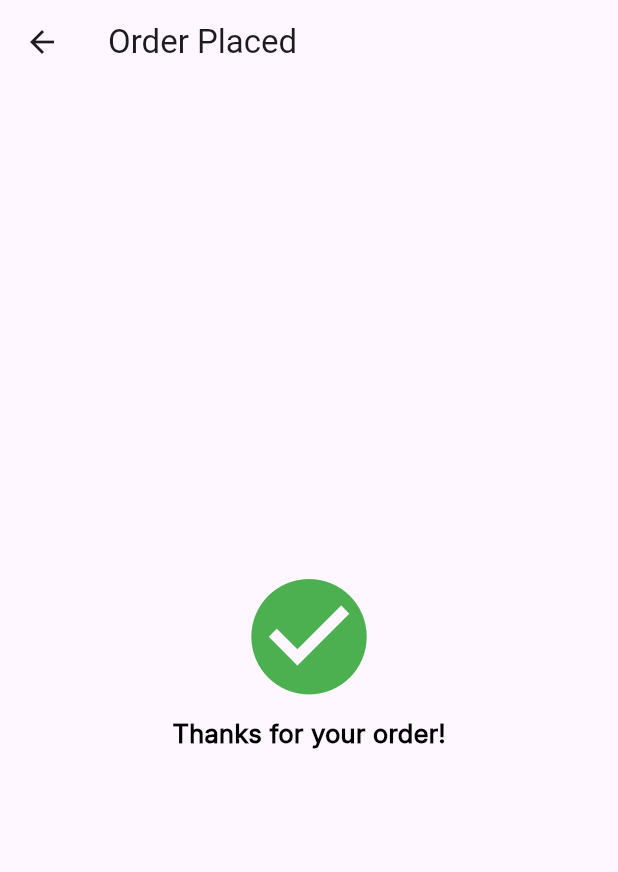
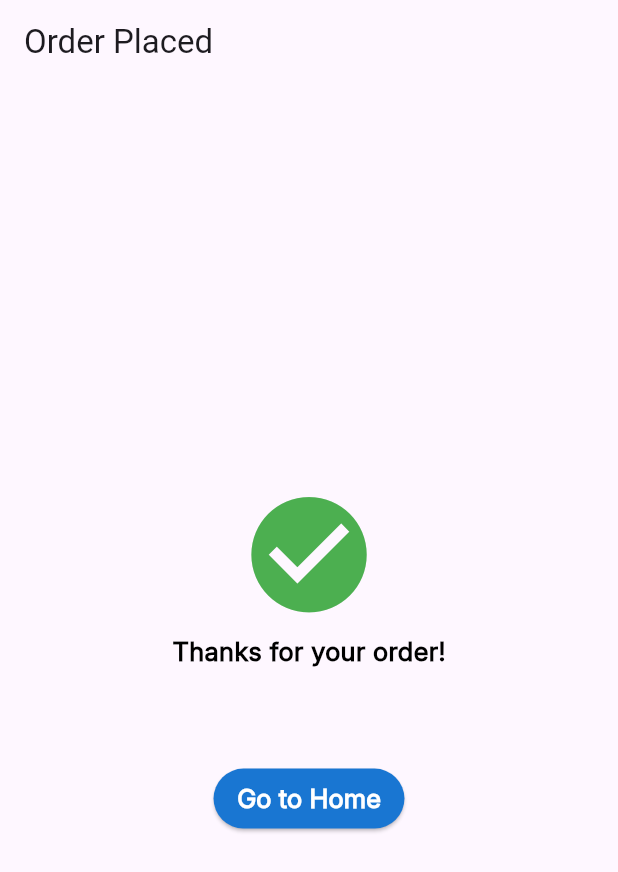
Before and after one commit to Remsha-irfan/shopping_cart, a Flutter app: the OrderConfirmationScreen screen opened by its route, on a phone screen of 412 x 824 dp. Shown: the top 872 px of the screen. Run offline on Flutter 3.47's test engine with Material 3 defaults, Android fonts, the phone set to English and light mode, and no system bars; our stand-ins replace dartz, flutter_screenutil, get, hive, hive_flutter; accounts and stored records are empty.

```diff
--- /dev/null
+++ b/lib/core/routes/app_pages.dart
@@ -0,0 +1,16 @@
+import 'package:get/get.dart';
+import 'package:shopping_cart/feature/presentation/screen/cart_screen.dart';
+import 'package:shopping_cart/feature/presentation/screen/order_conformation_screen.dart';
+import 'package:shopping_cart/feature/presentation/screen/product_screen.dart';
+import 'app_routes.dart';
+
+class AppPages {
+  static final routes = [
+    GetPage(name: AppRoutes.home, page: () => ProductListScreen()),
+    GetPage(name: AppRoutes.cart, page: () => CartScreen()),
+    GetPage(
+      name: AppRoutes.confirmation,
+      page: () => OrderConfirmationScreen(),
+    ),
+  ];
+}
--- /dev/null
+++ b/lib/core/routes/app_routes.dart
@@ -0,0 +1,5 @@
+class AppRoutes {
+  static const String home = '/';
+  static const String cart = '/cart';
+  static const String confirmation = '/confirmation';
+}
--- a/lib/feature/domain/repository_impl/cart_impl.dart/cart_repo_impl.dart
+++ b/lib/feature/domain/repository_impl/cart_impl.dart/cart_repo_impl.dart
@@ -15,9 +15,7 @@ class CartRepositoryImpl implements CartRepository {
       final result = await localDataSource.getCartItems();
       return Right(result);
     } catch (e) {
-      return Left(
-        DataParsingFailure('Failed to load cart items: ${e.toString()}'),
-      );
+      return Left(GeneralFailure('Failed to load cart items: ${e.toString()}'));
     }
   }
 
--- a/lib/feature/presentation/screen/order_conformation_screen.dart
+++ b/lib/feature/presentation/screen/order_conformation_screen.dart
@@ -1,5 +1,6 @@
 import 'package:flutter/material.dart';
 import 'package:flutter_screenutil/flutter_screenutil.dart';
+import 'package:get/get.dart';
 import 'package:shopping_cart/core/common_widget/custom_text.dart';
 import 'package:shopping_cart/core/common_widget/custom_text_style.dart';
 import 'package:shopping_cart/core/common_widget/sized_box.dart';
@@ -11,7 +12,10 @@ class OrderConfirmationScreen extends StatelessWidget {
   @override
   Widget build(BuildContext context) {
     return Scaffold(
-      appBar: AppBar(title: Text("Order Placed")),
+      appBar: AppBar(
+        automaticallyImplyLeading: false,
+        title: Text("Order Placed"),
+      ),
       body: Center(
         child: Column(
           mainAxisAlignment: MainAxisAlignment.center,
@@ -26,6 +30,24 @@ class OrderConfirmationScreen extends StatelessWidget {
                 color: AppColors.blackColor,
               ),
             ),
+            180.sbh,
+            ElevatedButton(
+              onPressed: () {
+                Get.offAllNamed('/');
+              },
+              style: ElevatedButton.styleFrom(
+                backgroundColor: AppColors.appColor,
+                padding: EdgeInsets.symmetric(horizontal: 40.w, vertical: 12.h),
+              ),
+              child: CustomText(
+                text: "Go to Home",
+                style: CustomTextStyles.Inter(
+                  fontSize: 50.sp,
+                  color: AppColors.whiteColor,
+                  fontWeight: FontWeight.w600,
+                ),
+              ),
+            ),
           ],
         ),
       ),
```
Also changed, not shown: lib/core/error/error.dart (+2 -6 lines), lib/feature/data/data_source/product_data_source.dart (+0 -15 lines), lib/feature/domain/repository_impl/product_repo_impl/product_repo_impl.dart (renamed from lib/feature/domain/repository_impl/product_repo_impl.dart, +1 -27 lines), lib/feature/presentation/getx_controller/cart_controller.dart (+23 -56 lines), lib/feature/presentation/screen/cart_screen.dart (+22 -14 lines), lib/feature/presentation/screen/product_screen.dart (+4 -18 lines), lib/feature/presentation/screen/widget/app_bar_widget.dart (added, +59 -0 lines), lib/main.dart (+6 -12 lines).
